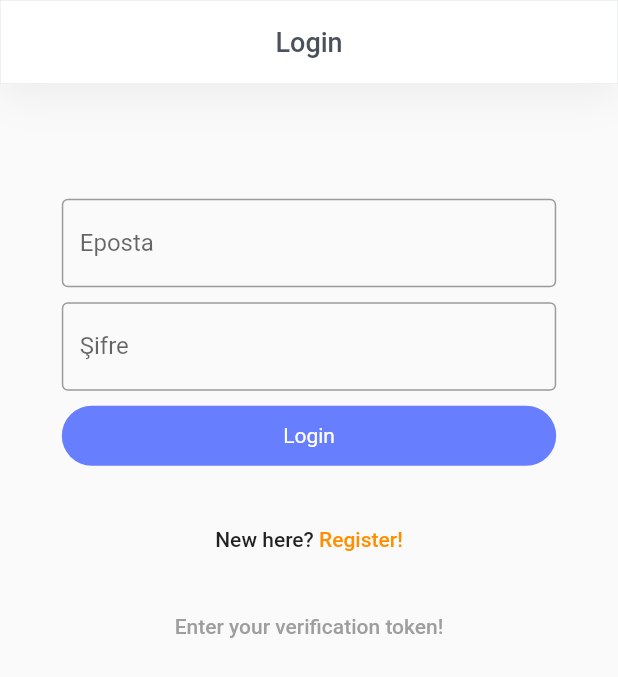
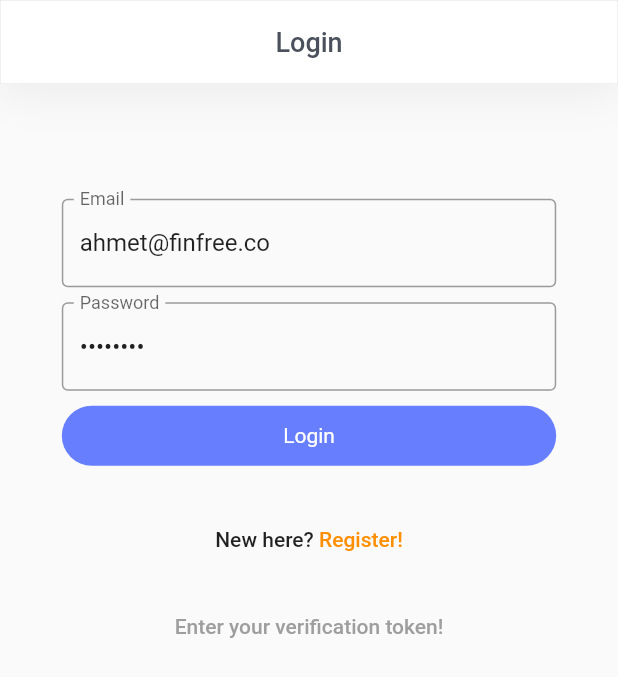
Before and after one commit to talhabayburtlu/Bookie, a Flutter app: the screen it shows after launch, on a phone screen of 412 x 824 dp. Shown: the top 677 px of the screen. Run offline on Flutter 3.47's test engine with Material 2 defaults, Android fonts, the phone set to English and light mode, and no system bars; our stand-ins replace auto_route, flutter_speed_dial, font_awesome_flutter, get_it, injectable, pin_code_fields and 2 more; missing offline and left inert: observable_ish; accounts and stored records are empty; Roboto replaces fonts that are missing (SFProRounded).

Commit message:
Minor fixes

```diff
--- a/bookie-app/lib/services/auth_service.dart
+++ b/bookie-app/lib/services/auth_service.dart
@@ -125,18 +125,16 @@ class AuthService with ReactiveServiceMixin {
     }
   }
 
-  Future<bool> updateUserDetails(
-      {String name, String email, String phone}) async {
+  Future<bool> updateUserDetails({String name, String phone}) async {
     try {
       final res = await _httpService.put(path: "user/me", body: {
         'fullname': name,
-        'email': email,
         'phone': phone,
       });
       if (res == null) {
         return false;
       }
-      updateUser(user.copyWith(name: name, email: email, phone: phone));
+      updateUser(user.copyWith(name: name, phone: phone));
       return true;
     } catch (e) {
       print('AuthService.updateUserDetails e: $e');
--- a/bookie-app/lib/views/login_view.dart
+++ b/bookie-app/lib/views/login_view.dart
@@ -8,8 +8,8 @@ import 'package:stacked/stacked.dart';
 class LoginView extends StatelessWidget {
   final _formKey = GlobalKey<FormState>();
 
-  final _emailController = TextEditingController();
-  final _passwordController = TextEditingController();
+  final _emailController = TextEditingController(text: "ahmet@finfree.co");
+  final _passwordController = TextEditingController(text: "ahmet123");
 
   @override
   Widget build(BuildContext context) {
@@ -37,8 +37,7 @@ class LoginView extends StatelessWidget {
                       children: [
                         TextFormField(
                           decoration: InputDecoration(
-                              border: OutlineInputBorder(),
-                              labelText: "Eposta"),
+                              border: OutlineInputBorder(), labelText: "Email"),
                           keyboardType: TextInputType.emailAddress,
                           controller: _emailController,
                           validator: (val) {
@@ -55,7 +54,8 @@ class LoginView extends StatelessWidget {
                         TextFormField(
                           obscureText: true,
                           decoration: InputDecoration(
-                              border: OutlineInputBorder(), labelText: "Şifre"),
+                              border: OutlineInputBorder(),
+                              labelText: "Password"),
                           controller: _passwordController,
                           validator: (val) {
                             if (val.isEmpty) {
--- a/bookie-app/lib/views/register_view.dart
+++ b/bookie-app/lib/views/register_view.dart
@@ -63,7 +63,7 @@ class _RegisterViewState extends State<RegisterView> {
                             keyboardType: TextInputType.emailAddress,
                             decoration: InputDecoration(
                                 border: OutlineInputBorder(),
-                                labelText: "Eposta"),
+                                labelText: "Email"),
                             controller: _emailController,
                             validator: (val) {
                               if (val.isEmpty) {
@@ -79,7 +79,7 @@ class _RegisterViewState extends State<RegisterView> {
                           TextFormField(
                             decoration: InputDecoration(
                                 border: OutlineInputBorder(),
-                                labelText: "Şifre"),
+                                labelText: "Password"),
                             controller: _passwordController,
                             obscureText: true,
                             validator: (val) {
```
Also changed, not shown: bookie-app/lib/services/post_service.dart (+15 -0 lines), bookie-app/lib/viewmodels/book_details_viewmodel.dart (+9 -0 lines), bookie-app/lib/viewmodels/update_details_viewmodel.dart (+4 -5 lines), bookie-app/lib/views/book_details_view.dart (+7 -2 lines), bookie-app/lib/views/update_details_view.dart (+0 -20 lines), bookie-app/pubspec.yaml (+7 -0 lines), bookie-app/assets/icon.png (added), bookie-app/pubspec.lock, 17 other files.
